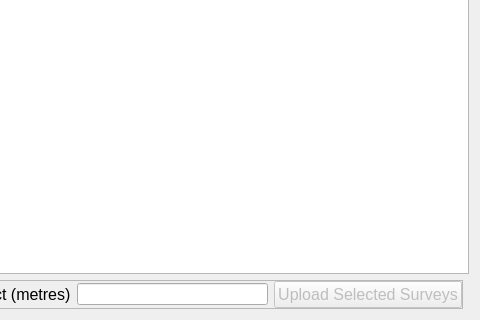
Qt form src/resources/reefcloud-upload.ui (open-AIMS/reefscan_desktop_data_manager) before a commit; both pictures show x 217 to 697 and y 238 to 558 of the 697 by 558 pixel window.
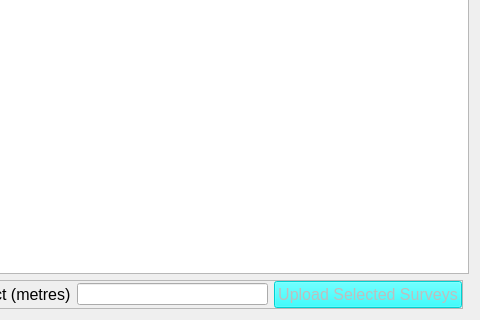
The same form after that commit.

What changed in the file:
```diff
--- a/src/resources/reefcloud-upload.ui
+++ b/src/resources/reefcloud-upload.ui
@@ -52,6 +52,9 @@
           <pointsize>12</pointsize>
          </font>
         </property>
+        <property name="styleSheet">
+         <string notr="true">background-color: cyan;</string>
+        </property>
         <property name="text">
          <string>Upload Selected Surveys</string>
         </property>
```
